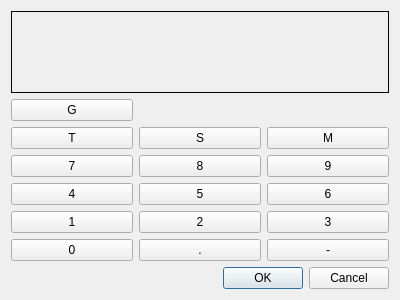
This is jet/src/gcode.ui in tlight9/jet as Qt 5 draws it before an edit. The edited form follows.
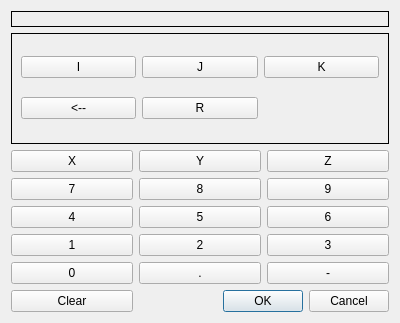
This is the edited form. The open tabs and pages were chosen to show the change.

Commit message: add gcode pad and move class

Patch:
```diff
--- a/jet/src/gcode.ui
+++ b/jet/src/gcode.ui
@@ -7,52 +7,17 @@
     <x>0</x>
     <y>0</y>
     <width>400</width>
-    <height>300</height>
+    <height>323</height>
    </rect>
   </property>
   <property name="windowTitle">
    <string>Dialog</string>
   </property>
   <layout class="QGridLayout" name="gridLayout">
-   <item row="5" column="2">
-    <widget class="QPushButton" name="char_6">
+   <item row="7" column="2">
+    <widget class="QPushButton" name="dash_pb">
      <property name="text">
-      <string>6</string>
-     </property>
-    </widget>
-   </item>
-   <item row="2" column="0">
-    <widget class="QPushButton" name="char_T">
-     <property name="text">
-      <string>T</string>
-     </property>
-    </widget>
-   </item>
-   <item row="7" column="0">
-    <widget class="QPushButton" name="char_0">
-     <property name="text">
-      <string>0</string>
-     </property>
-    </widget>
-   </item>
-   <item row="2" column="2">
-    <widget class="QPushButton" name="char_M">
-     <property name="text">
-      <string>M</string>
-     </property>
-    </widget>
-   </item>
-   <item row="2" column="1">
-    <widget class="QPushButton" name="char_S">
-     <property name="text">
-      <string>S</string>
-     </property>
-    </widget>
-   </item>
-   <item row="5" column="1">
-    <widget class="QPushButton" name="char_5">
-     <property name="text">
-      <string>5</string>
+      <string>-</string>
      </property>
     </widget>
    </item>
@@ -63,44 +28,6 @@
      </property>
     </widget>
    </item>
-   <item row="6" column="0">
-    <widget class="QPushButton" name="char_1">
-     <property name="text">
-      <string>1</string>
-     </property>
-    </widget>
-   </item>
-   <item row="4" column="1">
-    <widget class="QPushButton" name="char_8">
-     <property name="text">
-      <string>8</string>
-     </property>
-    </widget>
-   </item>
-   <item row="8" column="0" colspan="3">
-    <widget class="QDialogButtonBox" name="buttonBox">
-     <property name="orientation">
-      <enum>Qt::Horizontal</enum>
-     </property>
-     <property name="standardButtons">
-      <set>QDialogButtonBox::Cancel|QDialogButtonBox::Ok</set>
-     </property>
-    </widget>
-   </item>
-   <item row="1" column="0">
-    <widget class="QPushButton" name="char_G">
-     <property name="text">
-      <string>G</string>
-     </property>
-    </widget>
-   </item>
-   <item row="4" column="2">
-    <widget class="QPushButton" name="char_9">
-     <property name="text">
-      <string>9</string>
-     </property>
-    </widget>
-   </item>
    <item row="6" column="2">
     <widget class="QPushButton" name="char_3">
      <property name="text">
@@ -122,6 +49,122 @@
      </property>
     </widget>
    </item>
+   <item row="7" column="1">
+    <widget class="QPushButton" name="dot_pb">
+     <property name="text">
+      <string>.</string>
+     </property>
+    </widget>
+   </item>
+   <item row="1" column="0" colspan="3">
+    <widget class="QStackedWidget" name="letters_sw">
+     <property name="frameShape">
+      <enum>QFrame::Box</enum>
+     </property>
+     <property name="currentIndex">
+      <number>0</number>
+     </property>
+     <widget class="QWidget" name="page">
+      <layout class="QGridLayout" name="gridLayout_2">
+       <item row="0" column="2">
+        <widget class="QPushButton" name="char_M">
+         <property name="text">
+          <string>M</string>
+         </property>
+        </widget>
+       </item>
+       <item row="0" column="0">
+        <widget class="QPushButton" name="char_G">
+         <property name="text">
+          <string>G</string>
+         </property>
+        </widget>
+       </item>
+       <item row="0" column="1">
+        <widget class="QPushButton" name="char_S">
+         <property name="text">
+          <string>S</string>
+         </property>
+        </widget>
+       </item>
+       <item row="1" column="0">
+        <widget class="QPushButton" name="char_T">
+         <property name="text">
+          <string>T</string>
+         </property>
+        </widget>
+       </item>
+       <item row="1" column="2">
+        <widget class="QPushButton" name="next_pb">
+         <property name="text">
+          <string>-&gt;</string>
+         </property>
+        </widget>
+       </item>
+       <item row="1" column="1">
+        <widget class="QPushButton" name="char_P">
+         <property name="text">
+          <string>P</string>
+         </property>
+        </widget>
+       </item>
+      </layout>
+     </widget>
+     <widget class="QWidget" name="page_2">
+      <layout class="QGridLayout" name="gridLayout_3">
+       <item row="0" column="1">
+        <widget class="QPushButton" name="char_J">
+         <property name="text">
+          <string>J</string>
+         </property>
+        </widget>
+       </item>
+       <item row="0" column="0">
+        <widget class="QPushButton" name="char_I">
+         <property name="text">
+          <string>I</string>
+         </property>
+        </widget>
+       </item>
+       <item row="0" column="2">
+        <widget class="QPushButton" name="char_K">
+         <property name="text">
+          <string>K</string>
+         </property>
+        </widget>
+       </item>
+       <item row="1" column="0">
+        <widget class="QPushButton" name="back_pb">
+         <property name="text">
+          <string>&lt;--</string>
+         </property>
+        </widget>
+       </item>
+       <item row="1" column="1">
+        <widget class="QPushButton" name="char_R">
+         <property name="text">
+          <string>R</string>
+         </property>
+        </widget>
+       </item>
+      </layout>
+     </widget>
+    </widget>
+   </item>
+   <item row="7" column="0">
+    <widget class="QPushButton" name="char_0">
+     <property name="text">
+      <string>0</string>
+     </property>
+    </widget>
+   </item>
+   <item row="5" column="1">
+    <widget class="QPushButton" name="char_5">
+     <property name="text">
+      <string>5</string>
+     </property>
+    </widget>
+   </item>
    <item row="0" column="0" colspan="3">
     <widget class="QLabel" name="gcode_lb">
      <property name="frameShape">
@@ -132,17 +175,69 @@
      </property>
     </widget>
    </item>
-   <item row="7" column="1">
-    <widget class="QPushButton" name="char_dot">
+   <item row="4" column="2">
+    <widget class="QPushButton" name="char_9">
      <property name="text">
-      <string>.</string>
+      <string>9</string>
      </property>
     </widget>
    </item>
-   <item row="7" column="2">
-    <widget class="QPushButton" name="char_dash">
+   <item row="4" column="1">
+    <widget class="QPushButton" name="char_8">
      <property name="text">
-      <string>-</string>
+      <string>8</string>
+     </property>
+    </widget>
+   </item>
+   <item row="6" column="0">
+    <widget class="QPushButton" name="char_1">
+     <property name="text">
+      <string>1</string>
+     </property>
+    </widget>
+   </item>
+   <item row="5" column="2">
+    <widget class="QPushButton" name="char_6">
+     <property name="text">
+      <string>6</string>
+     </property>
+    </widget>
+   </item>
+   <item row="3" column="0">
+    <widget class="QPushButton" name="char_X">
+     <property name="text">
+      <string>X</string>
+     </property>
+    </widget>
+   </item>
+   <item row="3" column="1">
+    <widget class="QPushButton" name="char_Y">
+     <property name="text">
+      <string>Y</string>
+     </property>
+    </widget>
+   </item>
+   <item row="3" column="2">
+    <widget class="QPushButton" name="char_Z">
+     <property name="text">
+      <string>Z</string>
+     </property>
+    </widget>
+   </item>
+   <item row="8" column="1" colspan="2">
+    <widget class="QDialogButtonBox" name="buttonBox">
+     <property name="orientation">
+      <enum>Qt::Horizontal</enum>
+     </property>
+     <property name="standardButtons">
+      <set>QDialogButtonBox::Cancel|QDialogButtonBox::Ok</set>
+     </property>
+    </widget>
+   </item>
+   <item row="8" column="0">
+    <widget class="QPushButton" name="clear_pb">
+     <property name="text">
+      <string>Clear</string>
      </property>
     </widget>
    </item>
```
The commit also changes 5 other files.
